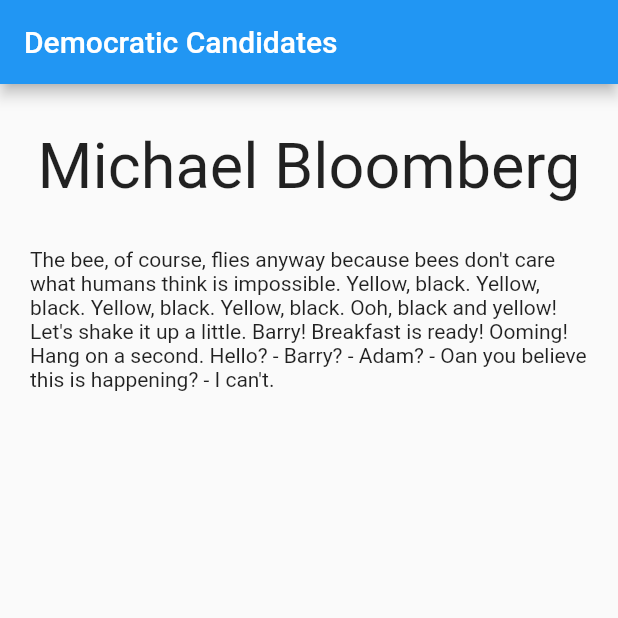
After one commit to jxin31415/Electoral_College, a Flutter app: the screen it shows after launch, item 2 of the bottom bar chosen, after a tap on "Michael Bloomberg", on a phone screen of 412 x 824 dp, the top half of it. The commit adds this screen. Run offline on Flutter 3.47's test engine with Material 2 defaults, Android fonts, the phone set to English and light mode, and no system bars; our stand-ins replace flutter_calendar_carousel, google_maps_flutter.

Commit message:
Added candidate description pages

```diff
--- a/lib/Candidates.dart
+++ b/lib/Candidates.dart
@@ -1,4 +1,15 @@
 import 'package:flutter/material.dart';
+import 'candidateList/Biden.dart';
+import 'candidateList/Bloomberg.dart';
+import 'candidateList/Buttigieg.dart';
+import 'candidateList/Gabbard.dart';
+import 'candidateList/Klobuchar.dart';
+import 'candidateList/Sanders.dart';
+import 'candidateList/Trump.dart';
+import 'candidateList/Steyer.dart';
+import 'candidateList/Warren.dart';
+import 'candidateList/Weld.dart';
+
 
 class Candidates extends StatelessWidget {
 
@@ -20,12 +31,12 @@ class Candidates extends StatelessWidget {
          ),
         ),
 
-        body: loadCandidates(),
+        body: loadCandidates(context),
       )
     );
   }
 
-  Widget loadCandidates() {
+  Widget loadCandidates(BuildContext context) {
     return ListView(
       padding: const EdgeInsets.all(15),
       children: <Widget>[
@@ -41,21 +52,67 @@ class Candidates extends StatelessWidget {
         ),
         ListTile(
           title: generateCandidate('assets/biden.png', "Joe Biden"),
+          onTap: (){
+            Navigator.push(context, MaterialPageRoute(
+             builder: (context)=> Biden())
+           );
+          },
+        ),
+        ListTile(
+          title: generateCandidate('assets/bloomberg.png', "Michael Bloomberg"),
+          onTap: (){
+            Navigator.push(context, MaterialPageRoute(
+             builder: (context)=> Bloomberg())
+           );
+          },
+        ),
+        ListTile(
+          title: generateCandidate('assets/buttigieg.png', "Pete Buttigieg"),
+          onTap: (){
+            Navigator.push(context, MaterialPageRoute(
+             builder: (context)=> Buttigieg())
+           );
+          },
+        ),
+        ListTile(
+          title: generateCandidate('assets/gabbard.png', "Tulsi Gabbard"),
+          onTap: (){
+            Navigator.push(context, MaterialPageRoute(
+             builder: (context)=> Gabbard())
+           );
+          },
+        ),
+        ListTile(
+          title: generateCandidate('assets/tulsi.png', "Amy Klobuchar"),
+          onTap: (){
+            Navigator.push(context, MaterialPageRoute(
+             builder: (context)=> Klobuchar())
+           );
+          },
         ),
         ListTile(
           title: generateCandidate('assets/sanders.png', "Bernie Sanders"),
+          onTap: (){
+            Navigator.push(context, MaterialPageRoute(
+             builder: (context)=> Sanders())
+           );
+          },
+        ),
+        ListTile(
+          title: generateCandidate('assets/steyer.png', "Tom Steyer"),
+          onTap: (){
+            Navigator.push(context, MaterialPageRoute(
+             builder: (context)=> Steyer())
+           );
+          },
         ),
         ListTile(
           title: generateCandidate('assets/warren.png', "Elizabeth Warren"),
-        ),
-        ListTile(
-          title: generateCandidate('assets/buttigieg.png', "Pete Buttigieg"),
-        ),
-        ListTile(
-          title: generateCandidate('assets/bloomberg.png', "Michael Bloomberg"),
-        ),
-        ListTile(
-          title: generateCandidate('assets/steyer.png', "Tom Steyer"),
+          onTap: (){
+            Navigator.push(context, MaterialPageRoute(
+             builder: (context)=> Warren())
+           );
+          },
         ),
         ListTile(
          title: SizedBox(height: 20),
@@ -72,14 +129,26 @@ class Candidates extends StatelessWidget {
         ),
         ListTile(
           title: generateCandidate('assets/trump.png', "Donald Trump"),
+          onTap: (){
+            Navigator.push(context, MaterialPageRoute(
+             builder: (context)=> Trump())
+           );
+          },
+        ),
+        ListTile(
+          title: generateCandidate('assets/weld.png', "William Weld"),
+          onTap: (){
+            Navigator.push(context, MaterialPageRoute(
+             builder: (context)=> Weld())
+           );
+          },
         )
-
         //TO-DO
       ],
     );
   }
 
-   Widget generateCandidate(String image, String candidate){
+  Widget generateCandidate(String image, String candidate){
     return ListTile(
       leading: CircleAvatar(
         backgroundImage: AssetImage(image),
--- a/lib/Home.dart
+++ b/lib/Home.dart
@@ -40,6 +40,9 @@ class Home extends StatelessWidget {
           crossAxisAlignment: CrossAxisAlignment.center,
           children: <Widget>[
             RaisedButton(
+             shape: RoundedRectangleBorder(
+               borderRadius: new BorderRadius.circular(20.0),
+             ),
              color: Colors.blue[100],
              highlightColor: Colors.blue[300],
              onPressed: () {
@@ -52,6 +55,9 @@ class Home extends StatelessWidget {
             ),
             SizedBox(height: 15),
             RaisedButton(
+             shape: RoundedRectangleBorder(
+               borderRadius: new BorderRadius.circular(20.0),
+             ),
              color: Colors.blue[100],
              highlightColor: Colors.blue[300],
              onPressed: () {
@@ -64,6 +70,9 @@ class Home extends StatelessWidget {
             ),
             SizedBox(height: 15),
             RaisedButton(
+             shape: RoundedRectangleBorder(
+               borderRadius: new BorderRadius.circular(20.0),
+             ),
              color: Colors.blue[100],
              highlightColor: Colors.blue[300],
              onPressed: () {
@@ -76,6 +85,9 @@ class Home extends StatelessWidget {
             ),
             SizedBox(height: 15),
             RaisedButton(
+             shape: RoundedRectangleBorder(
+               borderRadius: new BorderRadius.circular(20.0),
+             ),
              color: Colors.blue[100],
              highlightColor: Colors.blue[300],
              onPressed: () {
--- /dev/null
+++ b/lib/candidateList/Bloomberg.dart
@@ -0,0 +1,33 @@
+import 'package:flutter/material.dart';
+
+class Bloomberg extends StatelessWidget {
+
+  @override
+  Widget build(BuildContext context) {
+    return MaterialApp(
+      title: "Electoral College",
+      home: Scaffold(
+        appBar: AppBar(title: Text("Democratic Candidates")),
+        body: ListView(
+          children: <Widget>[
+            SizedBox(height: 20),
+            Container(
+              padding: EdgeInsets.all(10),
+              alignment: Alignment.center,
+              child: Text("Michael Bloomberg",
+                textScaleFactor: 3,
+                textAlign: TextAlign.center,
+              ),
+            ),
+            Container(
+              padding: EdgeInsets.all(20),
+              child: Text("The bee, of course, flies anyway because bees don't care what humans think is impossible. Yellow, black. Yellow, black. Yellow, black. Yellow, black. Ooh, black and yellow! Let's shake it up a little. Barry! Breakfast is ready! Ooming! Hang on a second. Hello? - Barry? - Adam? - Oan you believe this is happening? - I can't."),
+            ),
+
+            //TO-DO
+          ],
+        ),
+       ),
+    );
+  }
+}
--- a/pubspec.yaml
+++ b/pubspec.yaml
@@ -54,6 +54,9 @@ flutter:
     - assets/steyer.png
     - assets/buttigieg.png
     - assets/trump.png
+    - assets/gabbard.png
+    - assets/klobuchar.png
+    - assets/weld.png
     - assets/background_capitol.jpg
 
   # An image asset can refer to one or more resolution-specific "variants", see
```
Also changed, not shown: lib/Biden.dart (deleted, +0 -16 lines), lib/candidateList/Biden.dart (added, +33 -0 lines), lib/candidateList/Buttigieg.dart (added, +33 -0 lines), lib/candidateList/Gabbard.dart (added, +33 -0 lines), lib/candidateList/Klobuchar.dart (added, +33 -0 lines), lib/candidateList/Sanders.dart (added, +33 -0 lines), lib/candidateList/Steyer.dart (added, +33 -0 lines), lib/candidateList/Trump.dart (added, +33 -0 lines), lib/candidateList/Warren.dart (added, +33 -0 lines), lib/candidateList/Weld.dart (added, +33 -0 lines), assets/gabbard.png (added), assets/klobuchar.png (added), assets/weld.png (added), 1 other file.
